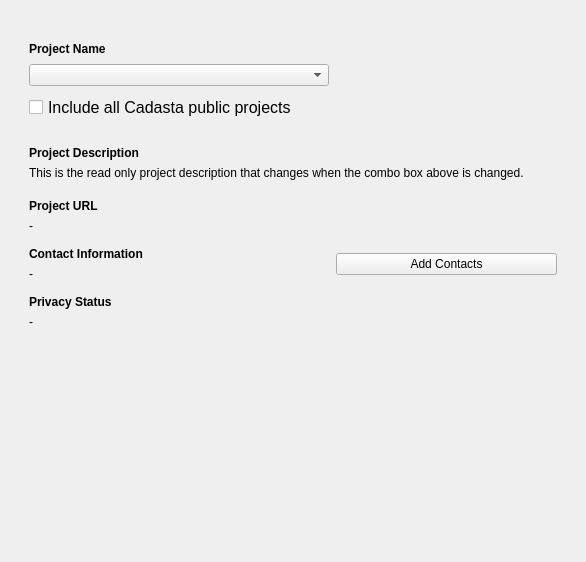
Cadasta/cadasta-qgis-plugin, file cadasta/gui/ui/wizard/step_project_download01.ui: the form before one commit.
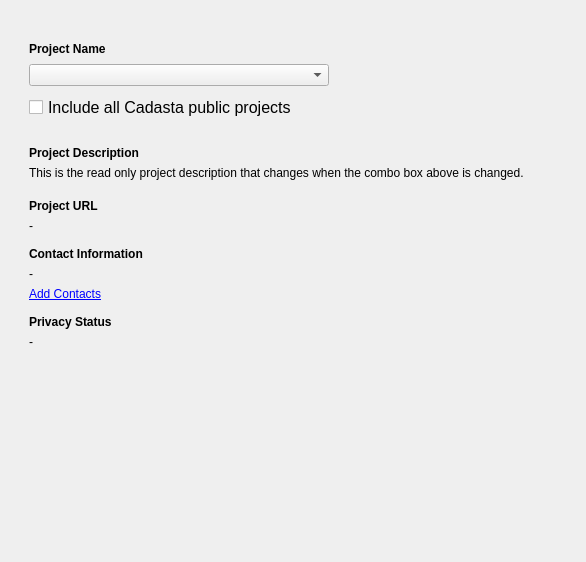
The form after the commit.

Commit message: Change add button to link (#181)

What changed in the file:
```diff
--- a/cadasta/gui/ui/wizard/step_project_download01.ui
+++ b/cadasta/gui/ui/wizard/step_project_download01.ui
@@ -246,7 +246,7 @@
          </widget>
         </item>
         <item>
-         <spacer name="verticalSpacer_5">
+         <spacer name="verticalSpacer_6">
           <property name="orientation">
            <enum>Qt::Vertical</enum>
           </property>
@@ -262,31 +262,6 @@
          </spacer>
         </item>
         <item>
-         <layout class="QHBoxLayout" name="horizontalLayout_4" stretch="0,0,0">
-          <property name="spacing">
-           <number>-1</number>
-          </property>
-          <property name="sizeConstraint">
-           <enum>QLayout::SetDefaultConstraint</enum>
-          </property>
-          <property name="leftMargin">
-           <number>0</number>
-          </property>
-          <property name="rightMargin">
-           <number>0</number>
-          </property>
-          <property name="bottomMargin">
-           <number>0</number>
-          </property>
-          <item>
-           <layout class="QVBoxLayout" name="verticalLayout_7">
-            <property name="leftMargin">
-             <number>0</number>
-            </property>
-            <property name="rightMargin">
-             <number>0</number>
-            </property>
-            <item>
              <widget class="QLabel" name="contact_information_title">
               <property name="font">
                <font>
@@ -306,35 +281,26 @@
               </property>
              </widget>
             </item>
-           </layout>
-          </item>
           <item>
-           <spacer name="horizontalSpacer">
-            <property name="orientation">
-             <enum>Qt::Horizontal</enum>
-            </property>
-            <property name="sizeType">
-             <enum>QSizePolicy::Maximum</enum>
-            </property>
-            <property name="sizeHint" stdset="0">
-             <size>
-              <width>80</width>
-              <height>20</height>
-             </size>
-            </property>
-           </spacer>
-          </item>
-          <item>
-           <widget class="QPushButton" name="add_contact_button">
+         <widget class="QLabel" name="add_contact_label">
+          <property name="font">
+           <font>
+            <underline>true</underline>
+           </font>
+          </property>
+          <property name="cursor">
+           <cursorShape>PointingHandCursor</cursorShape>
+          </property>
+          <property name="styleSheet">
+           <string notr="true">color: blue;</string>
+          </property>
             <property name="text">
              <string>Add Contacts</string>
             </property>
            </widget>
           </item>
-         </layout>
-        </item>
         <item>
-         <spacer name="verticalSpacer_6">
+         <spacer name="verticalSpacer_5">
           <property name="orientation">
            <enum>Qt::Vertical</enum>
           </property>
```
Lines whose indentation alone changed are shown as unchanged. The commit also changes 1 other file.
